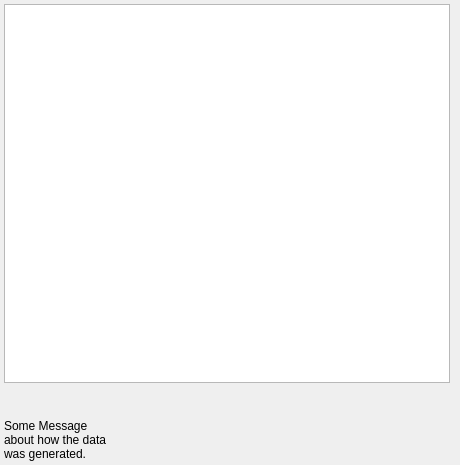
Above: Source/Applications/StatsGenerator/UI_Files/StatsGenMDFWidget.ui from BlueQuartzSoftware/DREAM3D before the change. Below: the same form after it.
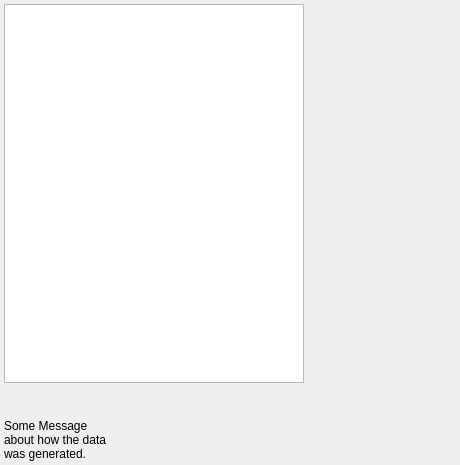
That is the form after the change. Icons and pictures are not drawn. Custom widgets are drawn as their Qt base class.

Commit message: Making StatsGenerator UI more usable by adding a tabbed interface

```diff
--- a/Source/Applications/StatsGenerator/UI_Files/StatsGenMDFWidget.ui
+++ b/Source/Applications/StatsGenerator/UI_Files/StatsGenMDFWidget.ui
@@ -45,7 +45,7 @@
       </widget>
      </item>
      <item>
-      <layout class="QHBoxLayout" name="horizontalLayout_2" stretch="0,0,0,0">
+      <layout class="QHBoxLayout" name="horizontalLayout_2" stretch="0,0,0">
        <property name="spacing">
         <number>6</number>
        </property>
@@ -169,19 +169,6 @@
          </property>
         </widget>
        </item>
-       <item>
-        <spacer name="horizontalSpacer">
-         <property name="orientation">
-          <enum>Qt::Horizontal</enum>
-         </property>
-         <property name="sizeHint" stdset="0">
-          <size>
-           <width>40</width>
-           <height>20</height>
-          </size>
-         </property>
-        </spacer>
-       </item>
       </layout>
      </item>
      <item>
```
Left out of the diff: 2 changed lines with no effect on the pictures. The commit also changes 6 other files.
